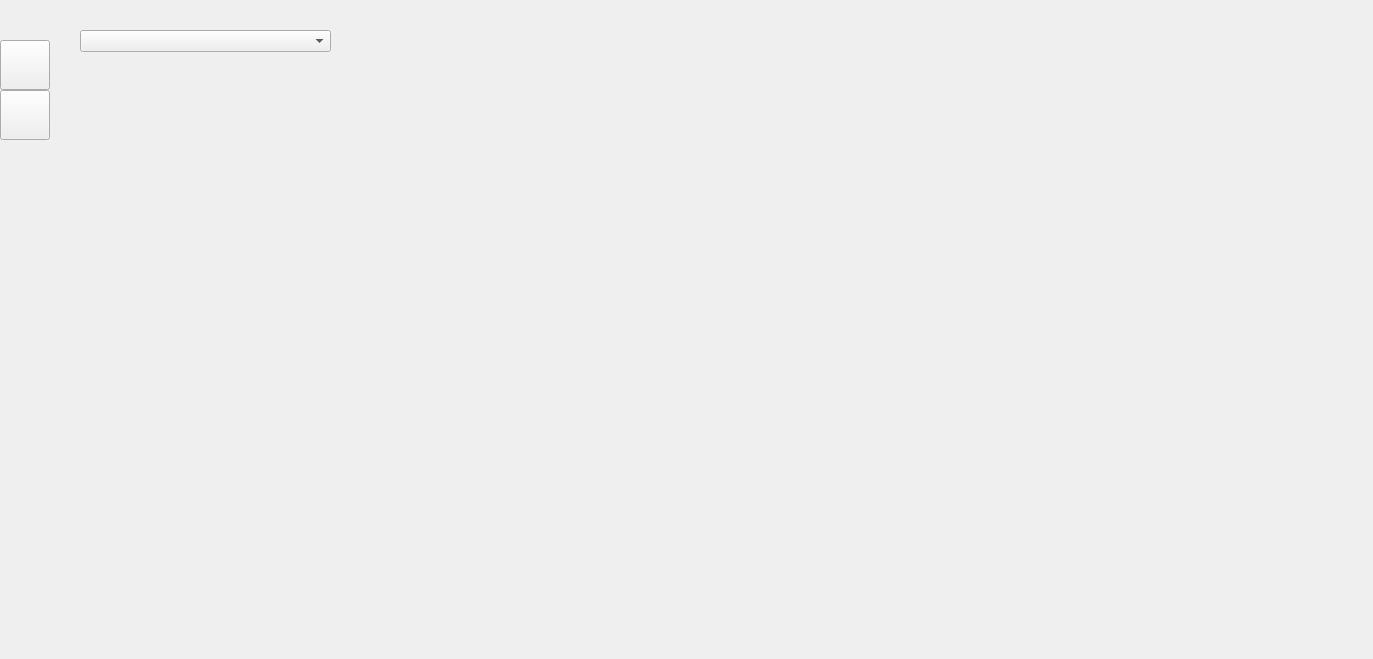
Above: TheStarryLuncher/TheStarryLuncher.ui from crackun24/TheStarryLuncher before the change. Below: the same form after it.
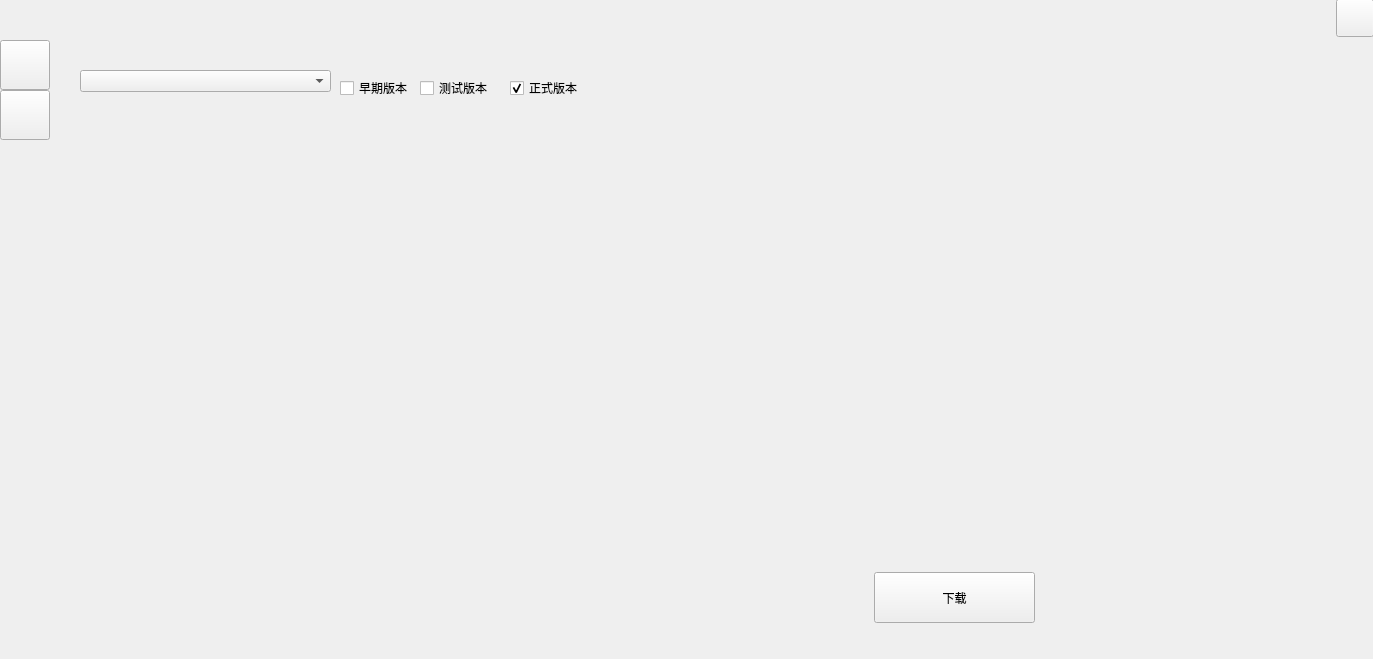
That is the form after the change. The open tabs and pages were chosen to show the change. Icons and pictures are not drawn.

Commit message: +游戏版本分类 +关闭按钮

Patch:
```diff
--- a/TheStarryLuncher/TheStarryLuncher.ui
+++ b/TheStarryLuncher/TheStarryLuncher.ui
@@ -29,9 +29,9 @@
    <property name="geometry">
     <rect>
      <x>50</x>
-     <y>0</y>
+     <y>40</y>
      <width>1331</width>
-     <height>661</height>
+     <height>621</height>
     </rect>
    </property>
    <property name="styleSheet">
@@ -79,6 +79,64 @@
       </rect>
      </property>
     </widget>
+    <widget class="QPushButton" name="game_download">
+     <property name="geometry">
+      <rect>
+       <x>824</x>
+       <y>532</y>
+       <width>161</width>
+       <height>51</height>
+      </rect>
+     </property>
+     <property name="text">
+      <string>下载</string>
+     </property>
+    </widget>
+    <widget class="QCheckBox" name="earlyVer">
+     <property name="geometry">
+      <rect>
+       <x>290</x>
+       <y>40</y>
+       <width>111</width>
+       <height>16</height>
+      </rect>
+     </property>
+     <property name="text">
+      <string>早期版本</string>
+     </property>
+    </widget>
+    <widget class="QCheckBox" name="testVer">
+     <property name="geometry">
+      <rect>
+       <x>370</x>
+       <y>40</y>
+       <width>111</width>
+       <height>16</height>
+      </rect>
+     </property>
+     <property name="text">
+      <string>测试版本</string>
+     </property>
+    </widget>
+    <widget class="QCheckBox" name="releaseVer">
+     <property name="geometry">
+      <rect>
+       <x>460</x>
+       <y>40</y>
+       <width>111</width>
+       <height>16</height>
+      </rect>
+     </property>
+     <property name="text">
+      <string>正式版本</string>
+     </property>
+     <property name="checkable">
+      <bool>true</bool>
+     </property>
+     <property name="checked">
+      <bool>true</bool>
+     </property>
+    </widget>
    </widget>
   </widget>
   <widget class="QPushButton" name="page_main">
@@ -113,6 +171,23 @@
     <string/>
    </property>
   </widget>
+  <widget class="QPushButton" name="close">
+   <property name="geometry">
+    <rect>
+     <x>1336</x>
+     <y>-1</y>
+     <width>38</width>
+     <height>38</height>
+    </rect>
+   </property>
+   <property name="text">
+    <string/>
+   </property>
+   <property name="icon">
+    <iconset resource="TheStarryLuncher.qrc">
+     <normaloff>:/C:/Users/16479/Desktop/文档/src/close.ico</normaloff>:/C:/Users/16479/Desktop/文档/src/close.ico</iconset>
+   </property>
+  </widget>
  </widget>
  <layoutdefault spacing="6" margin="11"/>
  <resources>
```
Left out of the diff: 15 changed lines with no effect on the pictures. The commit also changes 4 other files.
